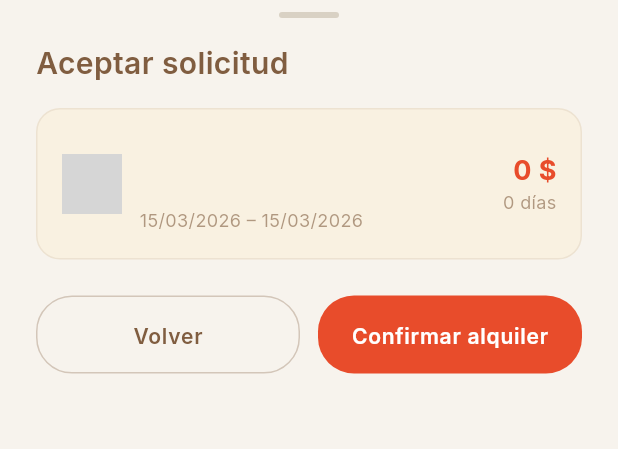
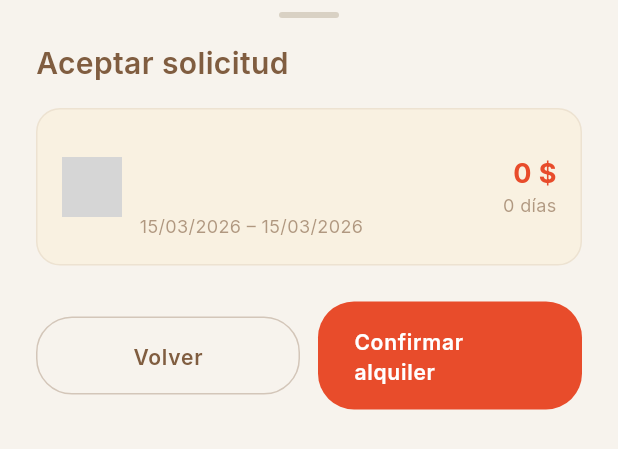
Before and after one commit to francoribarov/demo-th, a Flutter app: the AcceptRequestConfirmationSheet widget shown alone on an empty page, opened directly with empty values, on a phone screen of 412 x 824 dp. Shown: the top 449 px of the screen. Run offline on Flutter 3.47's test engine with Material 3 defaults, Android fonts, the phone set to English and light mode, and no system bars; our stand-ins replace bloc, cached_network_image, dartz, dio, flutter_bloc, freezed_annotation and 7 more; missing offline and left inert: encrypt, pointycastle; accounts and stored records are empty; generated files the repository leaves out were written again; network calls fail; project files that could hold a hidden picture were left out; grey boxes are pictures that could not be loaded.

Commit message:
fix: comply with CLAUDE.md conventions
- Replace raw ElevatedButton/OutlinedButton with AppPrimaryButton/AppSecondaryButton
- Replace hardcoded SizedBox(height: 2) with AppTheme.spacingXs
- Fix all non-import lines exceeding 80-char limit

Co-authored-by: Franco Ribarov <francoribarov@users.noreply.github.com>

```diff
--- a/lib/presentation/blocs/my_publications/rental_requests/rental_requests_bloc.dart
+++ b/lib/presentation/blocs/my_publications/rental_requests/rental_requests_bloc.dart
@@ -93,7 +93,9 @@ class RentalRequestsBloc
 
         final message = rejectedCount > 0
             ? 'Solicitud aceptada · $rejectedCount '
-                '${rejectedCount == 1 ? 'solicitud rechazada' : 'solicitudes rechazadas'} '
+                '${rejectedCount == 1
+                    ? 'solicitud rechazada'
+                    : 'solicitudes rechazadas'} '
                 'automáticamente'
             : 'Solicitud aceptada';
 
--- a/lib/presentation/widgets/templates/my_publications/accept_request_confirmation_sheet.dart
+++ b/lib/presentation/widgets/templates/my_publications/accept_request_confirmation_sheet.dart
@@ -5,6 +5,7 @@ import 'package:mobile_table_hopping/core/theme/app_theme.dart';
 import 'package:mobile_table_hopping/core/theme/app_typography.dart';
 import 'package:mobile_table_hopping/core/utils/formatters.dart';
 import 'package:mobile_table_hopping/domain/model/my_publications/rental_request.dart';
+import 'package:mobile_table_hopping/presentation/widgets/atoms/atoms.dart';
 
 /// Bottom sheet that confirms accepting a rental request and warns about
 /// overlapping requests that will be automatically rejected.
@@ -91,46 +92,22 @@ class AcceptRequestConfirmationSheet extends StatelessWidget {
             Row(
               children: [
                 Expanded(
-                  child: OutlinedButton(
-                    onPressed: () => Navigator.of(context).pop(false),
-                    style: OutlinedButton.styleFrom(
-                      padding: const EdgeInsets.symmetric(vertical: 16),
-                      shape: RoundedRectangleBorder(
-                        borderRadius:
-                            BorderRadius.circular(AppTheme.radius2xl),
-                      ),
-                      side: BorderSide(
-                        color: AppColors.gameBrown.withOpacityValue(0.3),
-                      ),
-                    ),
-                    child: Text(
-                      'Volver',
-                      style: AppTypography.labelLarge,
-                    ),
+                  child: AppSecondaryButton(
+                    onPressed: () =>
+                        Navigator.of(context).pop(false),
+                    label: 'Volver',
                   ),
                 ),
                 const SizedBox(width: AppTheme.spacingMd),
                 Expanded(
                   flex: hasOverlaps ? 2 : 1,
-                  child: ElevatedButton(
-                    onPressed: () => Navigator.of(context).pop(true),
-                    style: ElevatedButton.styleFrom(
-                      backgroundColor: AppColors.gameRust,
-                      foregroundColor: AppColors.primaryForeground,
-                      padding: const EdgeInsets.symmetric(vertical: 16),
-                      shape: RoundedRectangleBorder(
-                        borderRadius:
-                            BorderRadius.circular(AppTheme.radius2xl),
-                      ),
-                    ),
-                    child: Text(
-                      hasOverlaps
-                          ? 'Aceptar y rechazar ${overlappingRequests.length}'
-                          : 'Confirmar alquiler',
-                      style: AppTypography.labelLarge.copyWith(
-                        color: AppColors.primaryForeground,
-                      ),
-                    ),
+                  child: AppPrimaryButton(
+                    onPressed: () =>
+                        Navigator.of(context).pop(true),
+                    label: hasOverlaps
+                        ? 'Aceptar y rechazar '
+                            '${overlappingRequests.length}'
+                        : 'Confirmar alquiler',
                   ),
                 ),
               ],
@@ -189,16 +166,22 @@ class _RequestSummaryTile extends StatelessWidget {
                   request.requester.username,
                   style: AppTypography.titleMedium,
                 ),
-                const SizedBox(height: 2),
+                const SizedBox(
+                  height: AppTheme.spacingXs,
+                ),
                 Text(
                   request.game.title,
                   style: AppTypography.bodyMedium.copyWith(
                     color: AppColors.textTertiary,
                   ),
                 ),
-                const SizedBox(height: 2),
+                const SizedBox(
+                  height: AppTheme.spacingXs,
+                ),
                 Text(
-                  '${dateFormat.format(request.startDate)} – ${dateFormat.format(request.endDate)}',
+                  '${dateFormat.format(request.startDate)}'
+                  ' – '
+                  '${dateFormat.format(request.endDate)}',
                   style: AppTypography.bodySmall.copyWith(
                     color: AppColors.textMuted,
                   ),
--- a/lib/presentation/widgets/templates/my_publications/rental_requests_view.dart
+++ b/lib/presentation/widgets/templates/my_publications/rental_requests_view.dart
@@ -83,8 +83,9 @@ class RentalRequestsView extends StatelessWidget {
             : <RentalRequest>[];
         return RentalRequestCard(
           request: request,
-          dateRangeText:
-              '${dateFormat.format(request.startDate)} - ${dateFormat.format(request.endDate)}',
+          dateRangeText: '${dateFormat.format(request.startDate)}'
+              ' - '
+              '${dateFormat.format(request.endDate)}',
           durationText: '$duration días',
           showActions: isPending,
           statusLabel: isPending
@@ -122,8 +123,9 @@ class RentalRequestsView extends StatelessWidget {
     final confirmed = await ConfirmActionDialog.show(
       context: context,
       title: '¿Rechazar solicitud?',
-      message:
-          '¿Confirmas que quieres rechazar la solicitud de ${request.requester.username}?',
+      message: '¿Confirmas que quieres rechazar '
+          'la solicitud de '
+          '${request.requester.username}?',
       confirmLabel: 'Rechazar',
       cancelLabel: 'Cancelar',
       isDestructive: true,
```
Also changed, not shown: lib/presentation/widgets/molecules/my_publications/rental_request_card.dart (+7 -3 lines).
